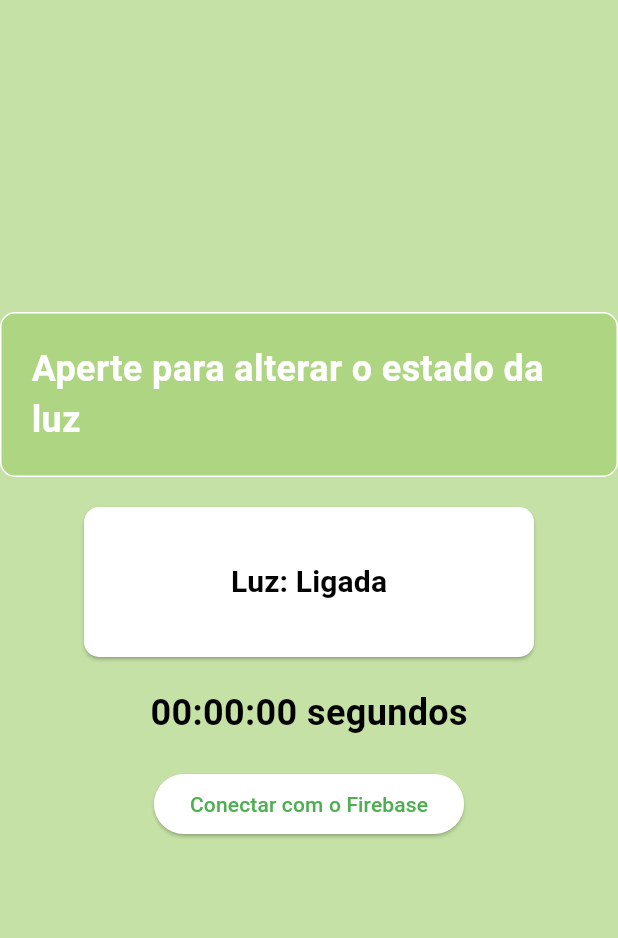
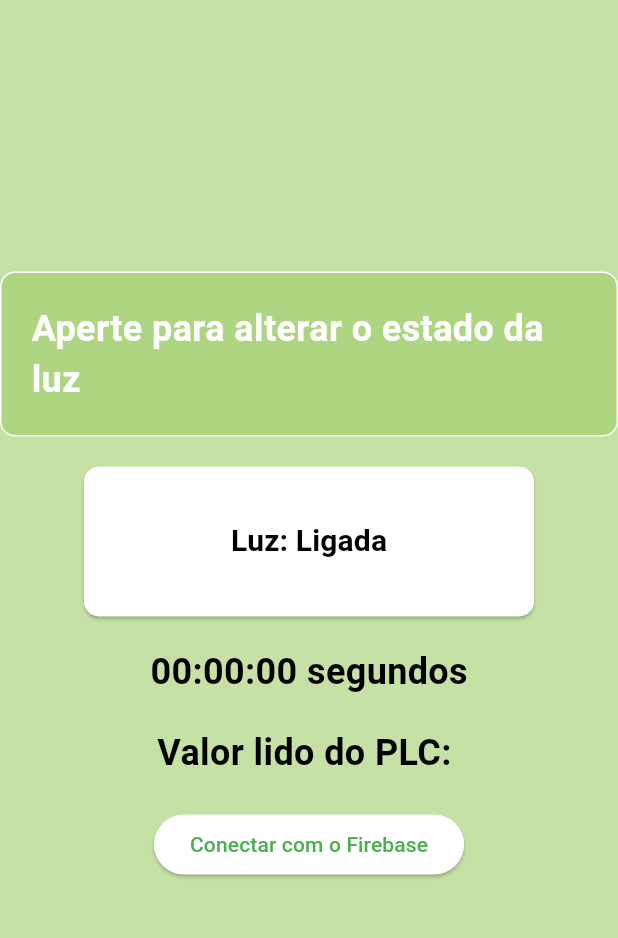
Before and after one commit to Jopei/Desafios, a Flutter app: the screen it shows after launch, on a phone screen of 412 x 824 dp, the part 84-1022 px from its top. Run offline on Flutter 3.47's test engine with Material 3 defaults, Android fonts, the phone set to English and light mode, and no system bars; our stand-ins replace firebase_core, firebase_database; accounts and stored records are empty.

Commit message:
atualização de variavel

```diff
--- a/Desafio2/AIMG app/lib/main.dart
+++ b/Desafio2/AIMG app/lib/main.dart
@@ -61,11 +61,14 @@ class MyHomePage extends StatefulWidget {
 class _MyHomePageState extends State<MyHomePage> {
   bool _isTrue = true;
   String _segundos = '00:00:00';
+  String _valorLerdoplc = '';
 
   final DatabaseReference _ligadoRef =
       FirebaseDatabase.instance.reference().child('ligado');
   final DatabaseReference _segundosRef =
       FirebaseDatabase.instance.reference().child('segundotempo');
+  final DatabaseReference _lerdoplcRef =
+      FirebaseDatabase.instance.reference().child('lerdoplc');
 
   void _toggleBoolean() {
     setState(() {
@@ -76,9 +79,9 @@ class _MyHomePageState extends State<MyHomePage> {
 
   String _formatDuration(Duration duration) {
     String twoDigits(int n) => n.toString().padLeft(2, '0');
-  //  String twoDigitMinutes = twoDigits(duration.inMinutes.remainder(60));
-    String twoDigitSeconds = twoDigits(duration.inSeconds.remainder(60)*2);
-  //  String twoDigitHours = twoDigits(duration.inHours);
+   // String twoDigitMinutes = twoDigits(duration.inMinutes.remainder(60));
+    String twoDigitSeconds = twoDigits(duration.inSeconds.remainder(60)* 2);
+   // String twoDigitHours = twoDigits(duration.inHours);
     return "$twoDigitSeconds";
   }
 
@@ -90,6 +93,15 @@ class _MyHomePageState extends State<MyHomePage> {
       if (segundos != null) {
         setState(() {
           _segundos = _formatDuration(Duration(seconds: segundos as int));
+        });
+      }
+    });
+
+    _lerdoplcRef.onValue.listen((event) {
+      final dynamic valorLerdoplc = event.snapshot.value;
+      if (valorLerdoplc != null) {
+        setState(() {
+          _valorLerdoplc = valorLerdoplc.toString();
         });
       }
     });
@@ -169,6 +181,14 @@ class _MyHomePageState extends State<MyHomePage> {
               ),
             ),
             SizedBox(height: 20),
+            Text(
+              'Valor lido do PLC: $_valorLerdoplc',
+              style: TextStyle(
+                fontSize: 24,
+                fontWeight: FontWeight.bold,
+              ),
+            ),
+            SizedBox(height: 20),
             ElevatedButton(
               onPressed: _connectFirebase,
               child: Text('Conectar com o Firebase'),
```
